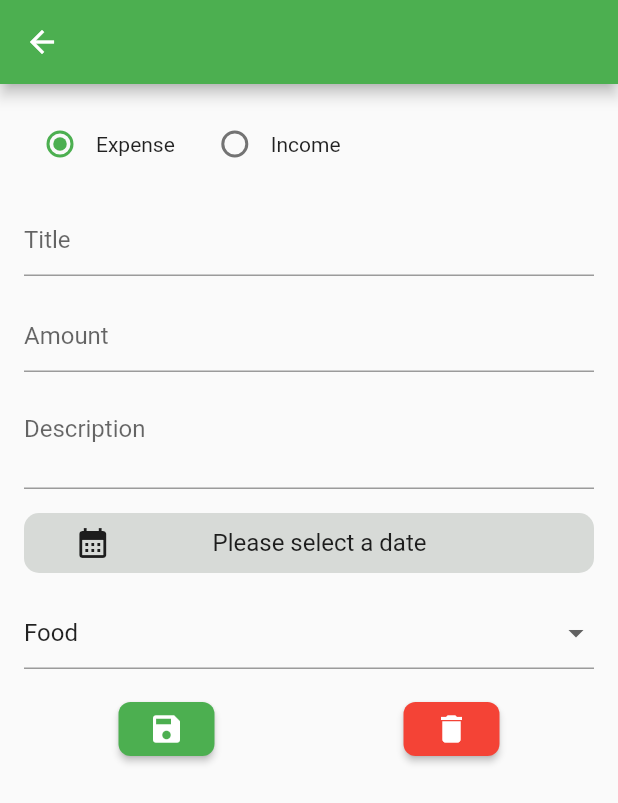
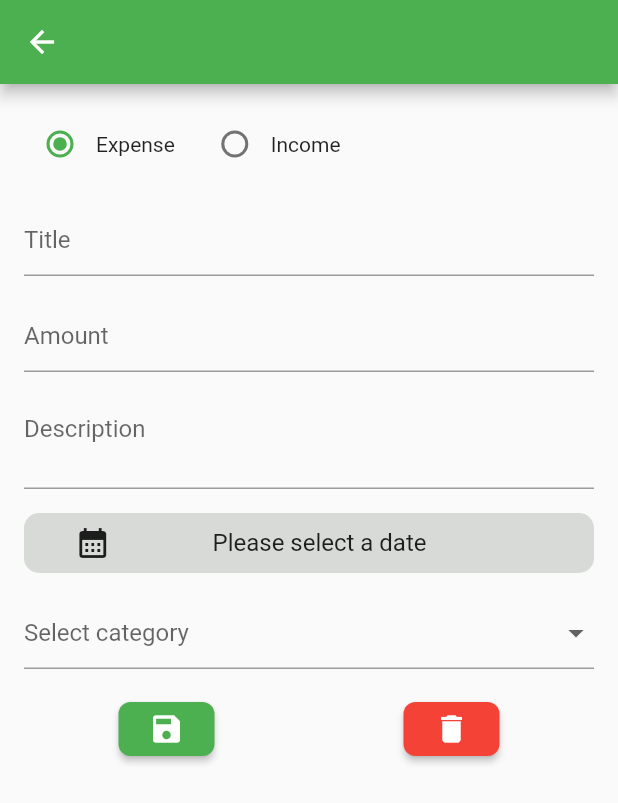
Before and after one commit to aryanPokharel/BudgetBuddy, a Flutter app: the AddTransaction screen opened by its route, after a tap on the "save" icon, on a phone screen of 412 x 824 dp. Shown: the top 803 px of the screen. Run offline on Flutter 3.47's test engine with Material 2 defaults, Android fonts, the phone set to English and light mode, and no system bars.

Commit message:
add transaction category selection made kamchalau

```diff
--- a/lib/Screens/AddTransaction.dart
+++ b/lib/Screens/AddTransaction.dart
@@ -11,15 +11,8 @@ class AddTransaction extends StatefulWidget {
 
 class _AddTransactionState extends State<AddTransaction> {
   String _transactionType = "Expense";
-  String _selectedCategory = "Food";
-  final List<String> _categories = [
-    "Food",
-    "Transportation",
-    "Entertainment",
-    "Shopping",
-    "Health",
-    "Other"
-  ];
+
+  final List<dynamic> _categories = [];
 
   var title = "N/A";
   var amount = "N/A";
@@ -88,7 +81,20 @@ class _AddTransactionState extends State<AddTransaction> {
 
   @override
   Widget build(BuildContext context) {
-    final List myCategories = Provider.of<StateProvider>(context).categoryList;
+    var categoryList = Provider.of<StateProvider>(context).categoryList;
+
+    var expenseCategories = [];
+    var incomeCategories = [];
+
+    for (var category in categoryList) {
+      if (category['type'] == "Expense") {
+        // print(category);
+        expenseCategories.add(category['title'].toString());
+      } else {
+        incomeCategories.add(category['title'].toString());
+      }
+    }
+    String selectedCategory = categoryList[0]['title'];
 
     return Scaffold(
       appBar: AppBar(),
@@ -190,17 +196,36 @@ class _AddTransactionState extends State<AddTransaction> {
                 ),
               ),
               const SizedBox(height: 16),
-              DropdownButtonFormField<String>(
-                value: _selectedCategory,
-                items: _categories.map((String category) {
-                  return DropdownMenuItem<String>(
-                    value: category,
-                    child: Text(category),
-                  );
-                }).toList(),
+              DropdownButtonFormField<dynamic>(
+                // value: _selectedCategory,
+                items: _transactionType == "Expense"
+                    ? expenseCategories.map((dynamic category) {
+                        return DropdownMenuItem<dynamic>(
+                          value: category,
+                          child: Row(
+                            mainAxisAlignment: MainAxisAlignment.spaceBetween,
+                            children: [
+                              const Icon(Icons.apple),
+                              Text(category),
+                            ],
+                          ),
+                        );
+                      }).toList()
+                    : incomeCategories.map((dynamic category) {
+                        return DropdownMenuItem<dynamic>(
+                          value: category,
+                          child: Row(
+                            mainAxisAlignment: MainAxisAlignment.spaceBetween,
+                            children: [
+                              const Icon(Icons.apple),
+                              Text(category),
+                            ],
+                          ),
+                        );
+                      }).toList(),
                 onChanged: (value) {
                   setState(() {
-                    _selectedCategory = value!;
+                    selectedCategory = value!;
                   });
                 },
                 decoration: const InputDecoration(
@@ -222,7 +247,7 @@ class _AddTransactionState extends State<AddTransaction> {
                           "description": description,
                           "amount": amount,
                           "date": selectedDate,
-                          "category": _selectedCategory,
+                          "category": selectedCategory,
                         };
                         saveExpense(newExpense);
                         var snackBar = const SnackBar(
@@ -237,7 +262,7 @@ class _AddTransactionState extends State<AddTransaction> {
                           "description": description,
                           "amount": amount,
                           "date": selectedDate,
-                          "category": _selectedCategory,
+                          "category": selectedCategory,
                         };
                         saveIncome(newIncome);
                         var snackBar = const SnackBar(
```
